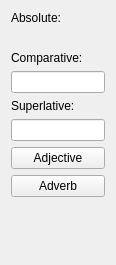
Before: the Qt Designer form src/entry-dialogs/comparisonwidget.ui in KDE/parley, drawn with Qt 5.
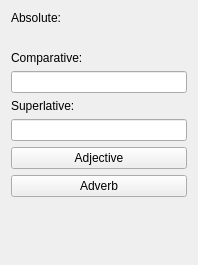
After: the same form once the commit is applied.

The edit to the form file:
```diff
--- a/src/entry-dialogs/comparisonwidget.ui
+++ b/src/entry-dialogs/comparisonwidget.ui
@@ -5,7 +5,7 @@
    <rect>
     <x>0</x>
     <y>0</y>
-    <width>116</width>
+    <width>198</width>
     <height>265</height>
    </rect>
   </property>
```
Left out of the diff: 3 changed lines with no effect on the pictures.
